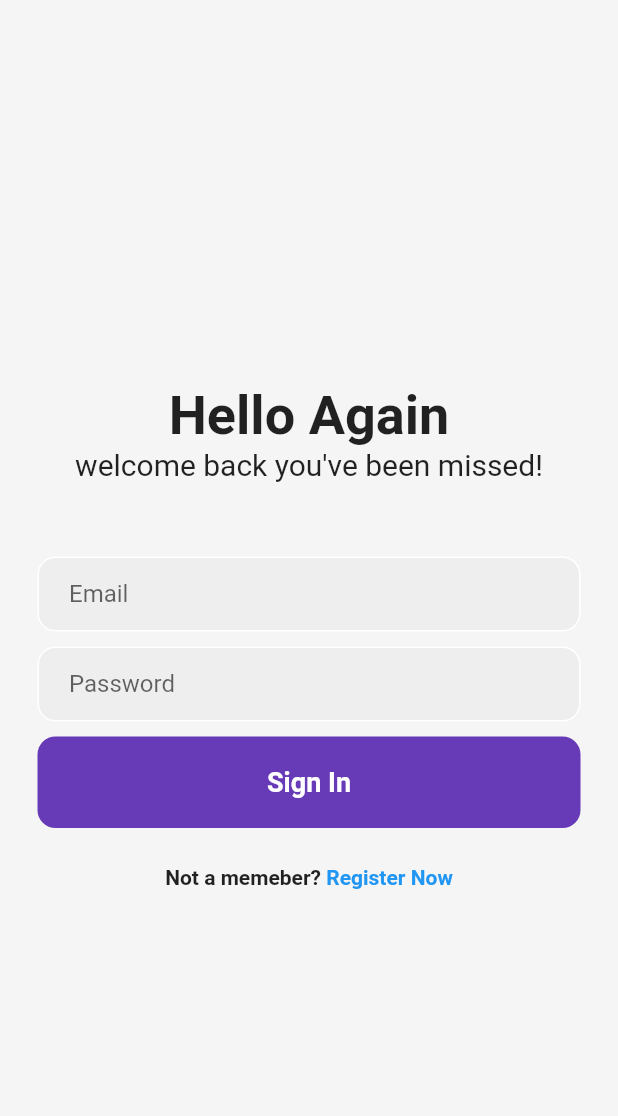
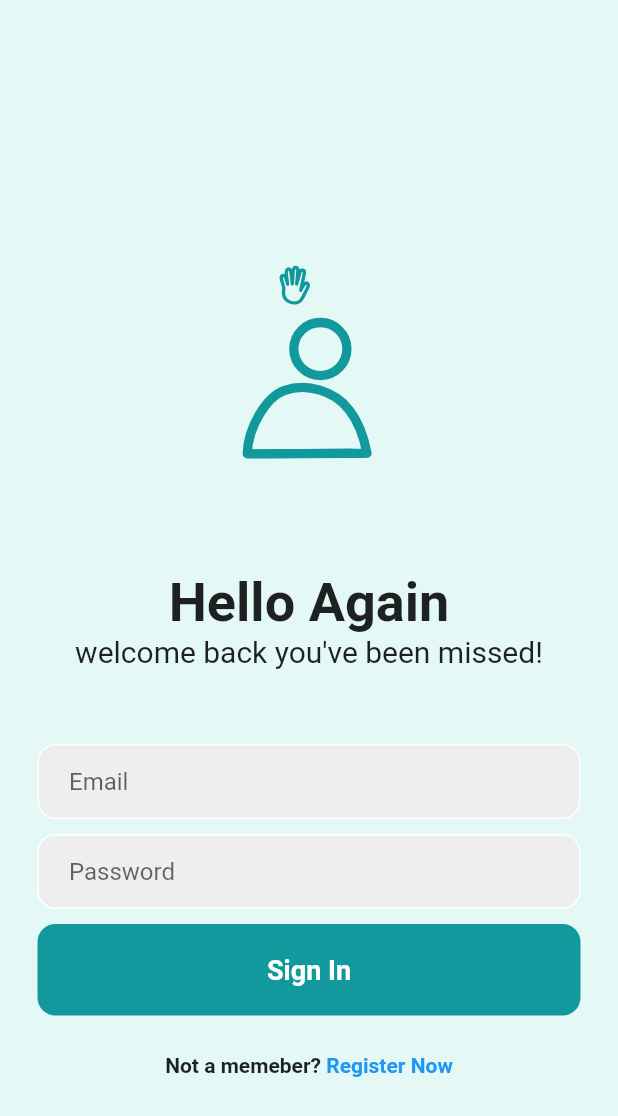
Before and after one commit to xkhaliil/PharmacyManagementSystem, a Flutter app: the screen it shows after launch, after a tap on "Return to login page !", on a phone screen of 412 x 824 dp. Shown: the top 1116 px of the screen. Run offline on Flutter 3.47's test engine with Material 2 defaults, Android fonts, the phone set to English and light mode, and no system bars; our stand-ins replace lottie; missing offline and left inert: dart:js.

Commit message:
Merge branch 'master' of https://github.com/xkhaliil/PharmacyManagementSystem

```diff
--- a/lib/login_screen/login.dart
+++ b/lib/login_screen/login.dart
@@ -1,4 +1,5 @@
 import 'package:flutter/material.dart';
+import 'package:lottie/lottie.dart';
 import 'package:pharmacymanagementsystem/error_screen/error.dart';
 
 class LoginScreen extends StatefulWidget {
@@ -13,11 +14,18 @@ class _LoginScreenState extends State<LoginScreen> {
   @override
   Widget build(BuildContext context) {
     return Scaffold(
-      backgroundColor: Colors.grey[100],
+
       body: SafeArea(
         child: Center(
           child: Column(mainAxisAlignment: MainAxisAlignment.center, children: [
             const SizedBox(height: 25),
+            Align(
+              alignment: Alignment.center,
+              child: SizedBox(child: Lottie.asset('video/login.json',
+              height: 250,
+              width: 250,
+              )),
+            ),
             const Text(
               'Hello Again',
               style: TextStyle(
@@ -91,7 +99,7 @@ class _LoginScreenState extends State<LoginScreen> {
                 child: Container(
                   padding: const EdgeInsets.all(20),
                   decoration: BoxDecoration(
-                    color: Colors.deepPurple,
+                    color: Color(0xFF11999E),
                     borderRadius: BorderRadius.circular(12),
                   ),
                   child: const Center(
--- a/lib/main.dart
+++ b/lib/main.dart
@@ -18,8 +18,8 @@ class _MyAppState extends State<MyApp> {
   Widget build(BuildContext context) {
     return MaterialApp(
         theme: ThemeData.light().copyWith(
-        scaffoldBackgroundColor: Color.fromARGB(255, 84, 84, 84),
-        primaryColor: Color.fromARGB(255, 60, 60, 60),
+        scaffoldBackgroundColor: Color(0xFFE4F9F5),
+        primaryColor: Color(0xFFE4F9F5),
       ),
 
       initialRoute: SplashScreen.routeName,
--- a/lib/splash_screen/splash.dart
+++ b/lib/splash_screen/splash.dart
@@ -28,7 +28,7 @@ class SplashScreen extends StatelessWidget {
                     alignment: Alignment.center,
                     child: SizedBox(
                       child: Lottie.asset(
-                        "video/splash.json",
+                        "video/splash2.json",
                       ),
                     ),
                   ),
--- a/pubspec.yaml
+++ b/pubspec.yaml
@@ -63,6 +63,7 @@ flutter:
     - video/splash.json
     - video/splash2.json
     - video/error.json
+    - video/login.json
 
 
   # An image asset can refer to one or more resolution-specific "variants", see
```
Also changed, not shown: video/login.json (added, +1 -0 lines).
